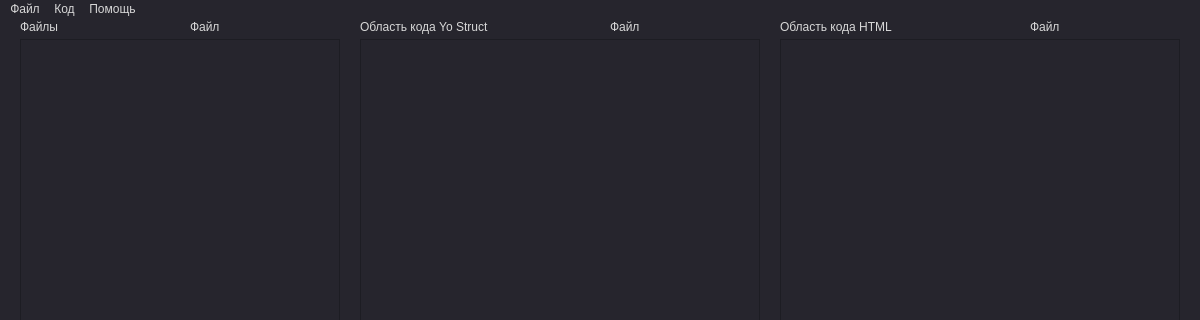
PenzaStreetGames/Yo, file yostructer/yostructer.ui: the form before one commit; both pictures show x 0 to 1200 and y 0 to 320 of the 1200 by 800 pixel window.
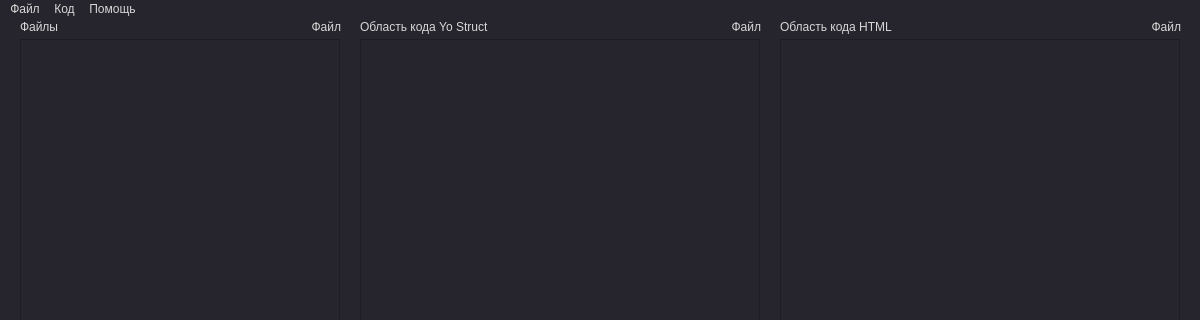
The form after the commit.

```diff
--- a/yostructer/yostructer.ui
+++ b/yostructer/yostructer.ui
@@ -306,6 +306,9 @@
     <property name="text">
      <string>Файл</string>
     </property>
+    <property name="alignment">
+     <set>Qt::AlignRight|Qt::AlignTrailing|Qt::AlignVCenter</set>
+    </property>
    </widget>
    <widget class="QLabel" name="html_file_label">
     <property name="geometry">
@@ -319,6 +322,9 @@
     <property name="text">
      <string>Файл</string>
     </property>
+    <property name="alignment">
+     <set>Qt::AlignRight|Qt::AlignTrailing|Qt::AlignVCenter</set>
+    </property>
    </widget>
    <widget class="QLabel" name="file_name_label">
     <property name="geometry">
@@ -332,6 +338,9 @@
     <property name="text">
      <string>Файл</string>
     </property>
+    <property name="alignment">
+     <set>Qt::AlignRight|Qt::AlignTrailing|Qt::AlignVCenter</set>
+    </property>
    </widget>
   </widget>
   <widget class="QMenuBar" name="menubar">
```
Left out of the diff: 25 changed lines with no effect on the pictures.
